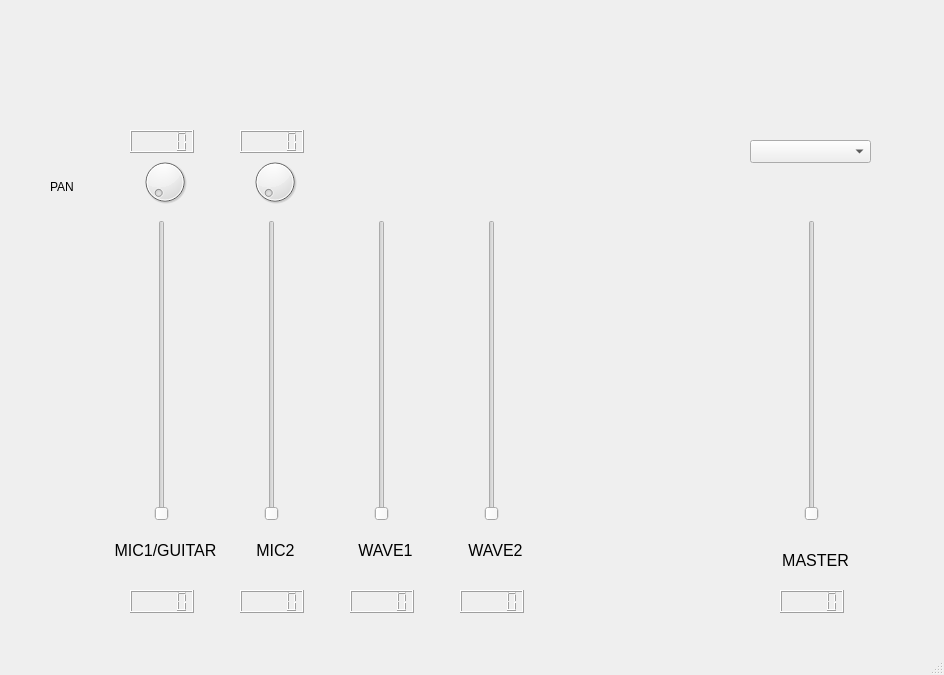
First picture: the form in main.ui, repository wishmerhill/ua100mix, before the edit.
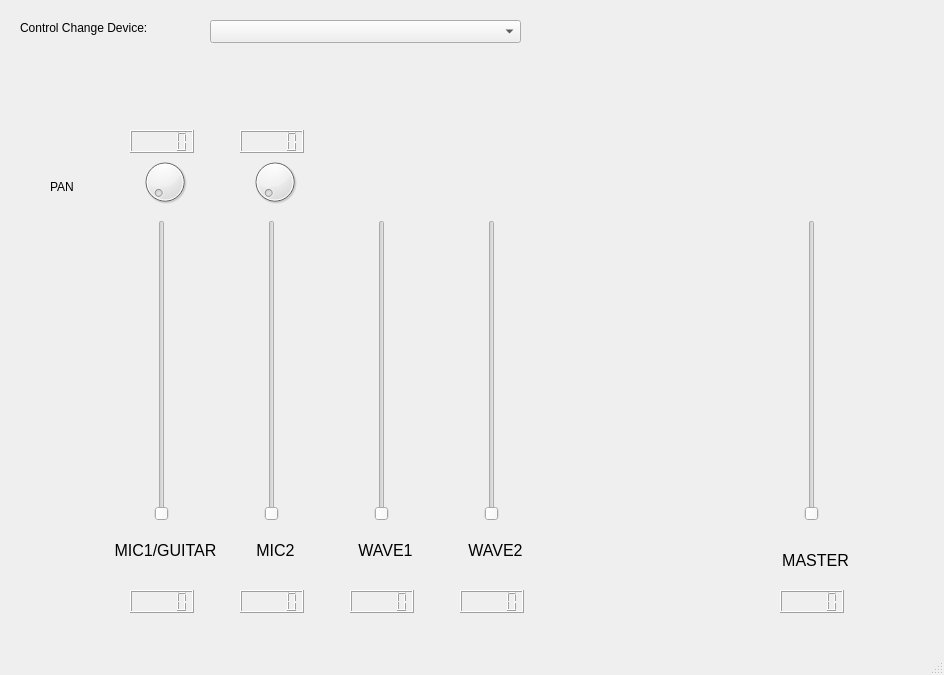
Second picture: the form after the edit.

Commit message: Playing with the list of devices and a combobox which does nothing. But also added support for autorecognize the UA-100 control output device

Diff of the .ui file:
```diff
--- a/main.ui
+++ b/main.ui
@@ -119,9 +119,9 @@
    <widget class="QComboBox" name="outputSource">
     <property name="geometry">
      <rect>
-      <x>750</x>
-      <y>140</y>
-      <width>121</width>
+      <x>210</x>
+      <y>20</y>
+      <width>311</width>
       <height>23</height>
      </rect>
     </property>
@@ -356,6 +356,19 @@
      <string>&lt;html&gt;&lt;head/&gt;&lt;body&gt;&lt;p align=&quot;center&quot;&gt;&lt;span style=&quot; font-size:12pt;&quot;&gt;WAVE2&lt;/span&gt;&lt;/p&gt;&lt;/body&gt;&lt;/html&gt;</string>
     </property>
    </widget>
+   <widget class="QLabel" name="label_2">
+    <property name="geometry">
+     <rect>
+      <x>20</x>
+      <y>20</y>
+      <width>191</width>
+      <height>16</height>
+     </rect>
+    </property>
+    <property name="text">
+     <string>Control Change Device:</string>
+    </property>
+   </widget>
    <zorder>MasterLineLcd</zorder>
    <zorder>MasterLine</zorder>
    <zorder>masterLabel</zorder>
```
Left out of the diff: 5 changed lines with no effect on the pictures. The commit also changes 4 other files.
